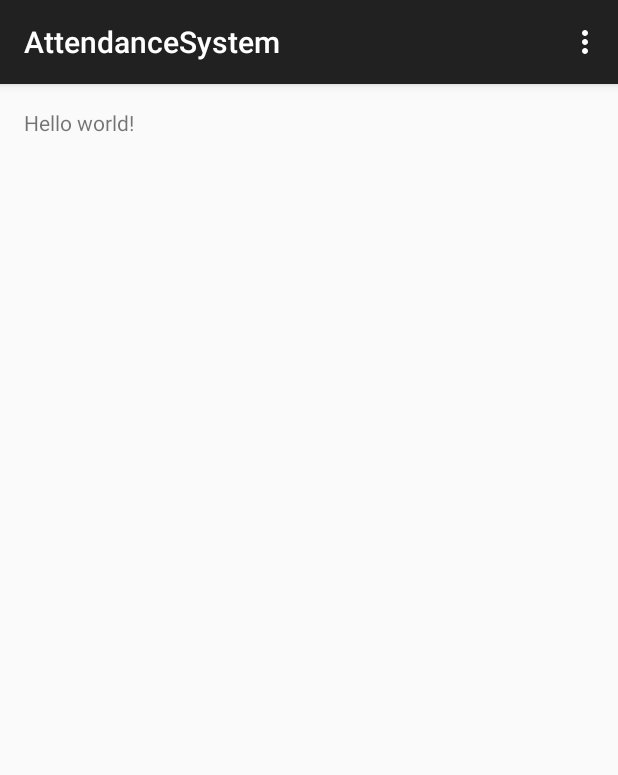
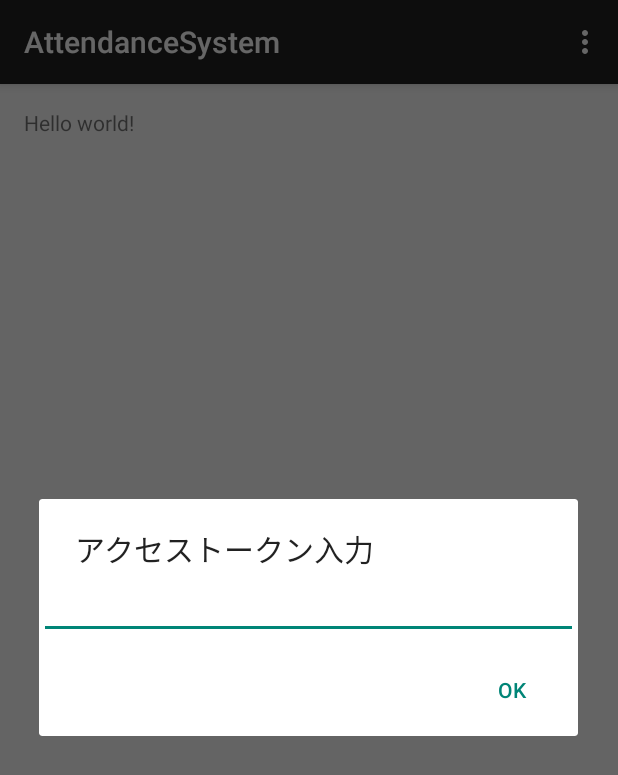
Before and after one commit to sfc-rg/AttendanceSystem, an Android app: the screen it shows after launch (MainActivity), in the options menu, after a tap on "Settings", on a phone screen of 412 x 824 dp. Shown: the top 775 px of the screen. Run offline under Robolectric (Android 15) with nearby library versions, the light colour scheme and no system bars; our stand-ins replace Volley; pictures from the network do not load.

Commit message:
add dialog box to ask access token

```diff
--- a/app/src/main/java/jp/ad/wide/sfc/arch/attendancesystem/MainActivity.java
+++ b/app/src/main/java/jp/ad/wide/sfc/arch/attendancesystem/MainActivity.java
@@ -1,6 +1,8 @@
 package jp.ad.wide.sfc.arch.attendancesystem;
 
+import android.app.AlertDialog;
 import android.content.Context;
+import android.content.DialogInterface;
 import android.content.Intent;
 import android.media.AudioAttributes;
 import android.media.AudioManager;
@@ -14,6 +16,7 @@ import android.os.Bundle;
 import android.util.Log;
 import android.view.Menu;
 import android.view.MenuItem;
+import android.widget.EditText;
 import android.widget.Toast;
 
 import com.android.volley.Request;
@@ -38,13 +41,12 @@ public class MainActivity extends AppCompatActivity {
     private AudioManager audioManager;
     private static final Object TAG_REQUEST_QUEUE = MainActivity.class.getName();
     String tag_json_obj = "json_obj_req";
-    String accessToken;
+    String accessToken = null;
 
     @Override
     protected void onCreate(Bundle savedInstanceState) {
         super.onCreate(savedInstanceState);
         setContentView(R.layout.activity_main);
-
 
         mNfcAdapter = NfcAdapter.getDefaultAdapter(this);
 
@@ -61,7 +63,21 @@ public class MainActivity extends AppCompatActivity {
             Toast.makeText(getApplicationContext(), getString(R.string.error_nfc_disable), Toast.LENGTH_LONG).show();
             //設定画面へ飛ばす
             startActivity(new Intent(Settings.ACTION_NFC_SETTINGS));
-            return;
+        }
+
+        if (accessToken == null) {
+            final EditText editText = new EditText(MainActivity.this);
+            new AlertDialog
+                    .Builder(MainActivity.this)
+                    .setTitle("アクセストークン入力")
+                    .setView(editText)
+                    .setPositiveButton("OK", new DialogInterface.OnClickListener() {
+                        @Override
+                        public void onClick(DialogInterface dialog, int which) {
+                            accessToken = editText.getText().toString();
+                        }
+                    })
+                    .show();
         }
     }
 
@@ -220,6 +236,18 @@ public class MainActivity extends AppCompatActivity {
 
         //noinspection SimplifiableIfStatement
         if (id == R.id.action_settings) {
+            final EditText editText = new EditText(MainActivity.this);
+            new AlertDialog
+                    .Builder(MainActivity.this)
+                    .setTitle("アクセストークン入力")
+                    .setView(editText)
+                    .setPositiveButton("OK", new DialogInterface.OnClickListener() {
+                        @Override
+                        public void onClick(DialogInterface dialog, int which) {
+                            accessToken = editText.getText().toString();
+                        }
+                    })
+                    .show();
             return true;
         }
 
```
